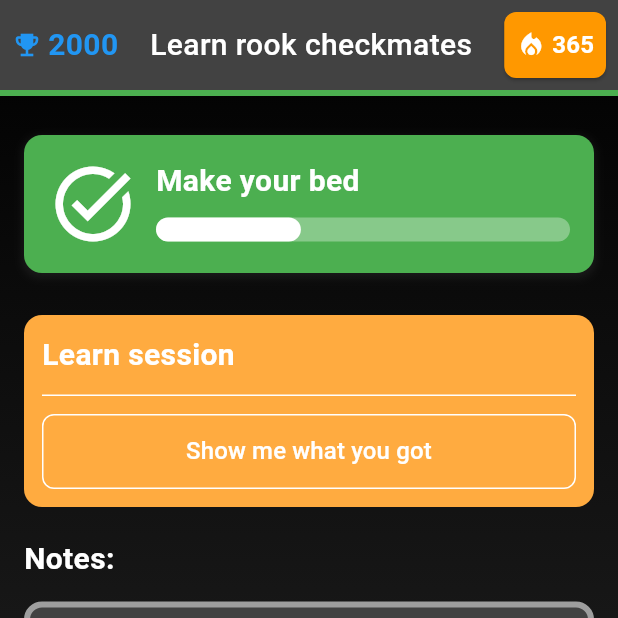
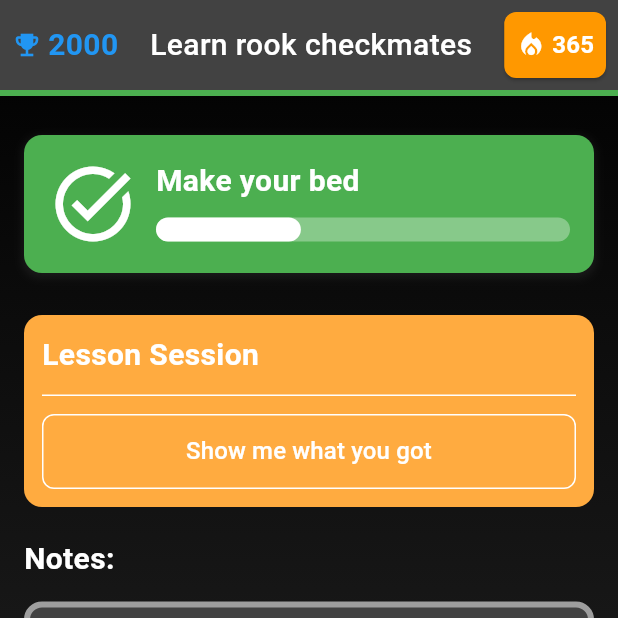
Before and after one commit to MatthewLacerda2/GoalGetter, a Flutter app: the screen it shows after launch, on a phone screen of 412 x 824 dp, the top half of it. Run offline on Flutter 3.47's test engine with Material 3 defaults, Android fonts, the phone set to English and light mode, and no system bars; our stand-ins replace fl_chart, shared_preferences; missing offline and left inert: country_flags.

Commit message:
translated task screen

```diff
--- a/frontend/lib/l10n/app_localizations.dart
+++ b/frontend/lib/l10n/app_localizations.dart
@@ -304,6 +304,24 @@ abstract class AppLocalizations {
   /// In en, this message translates to:
   /// **'Sites'**
   String get sites;
+
+  /// Label for lesson session
+  ///
+  /// In en, this message translates to:
+  /// **'Lesson Session'**
+  String get lessonSession;
+
+  /// Label for show me what you got
+  ///
+  /// In en, this message translates to:
+  /// **'Show me what you got'**
+  String get showMeWhatYouGot;
+
+  /// Label for notes
+  ///
+  /// In en, this message translates to:
+  /// **'Notes'**
+  String get notes;
 }
 
 class _AppLocalizationsDelegate extends LocalizationsDelegate<AppLocalizations> {
--- a/frontend/lib/screens/task_screen.dart
+++ b/frontend/lib/screens/task_screen.dart
@@ -1,4 +1,5 @@
 import 'package:flutter/material.dart';
+import 'package:goal_getter/l10n/app_localizations.dart';
 import 'package:goal_getter/widgets/screens/task/task_test_button.dart';
 import '../widgets/screens/task/task_tab_header.dart';
 import '../widgets/info_card.dart';
@@ -31,16 +32,16 @@ class TaskScreen extends StatelessWidget {
                   color: Colors.green,
                 ),
                 SizedBox(height: 28),
-                LessonButton(
-                  title: "Learn session",
-                  buttonText: "Show me what you got",
+                LessonButton( //INFO: the idea later is to have these customized
+                  title: AppLocalizations.of(context)!.lessonSession,
+                  buttonText: AppLocalizations.of(context)!.showMeWhatYouGot,
                   onPressed: () {
                     // TODO: Implement button action
                   },
                 ),
                 SizedBox(height: 20),
                 Text(
-                  "Notes:",
+                  '${AppLocalizations.of(context)!.notes}:',
                   style: TextStyle(
                     fontSize: 20,
                     fontWeight: FontWeight.bold,
```
Also changed, not shown: frontend/lib/l10n/app_en.arb (+12 -0 lines), frontend/lib/l10n/app_localizations_en.dart (+9 -0 lines), frontend/lib/l10n/app_localizations_pt.dart (+9 -0 lines), frontend/lib/l10n/app_pt.arb (+12 -0 lines).
